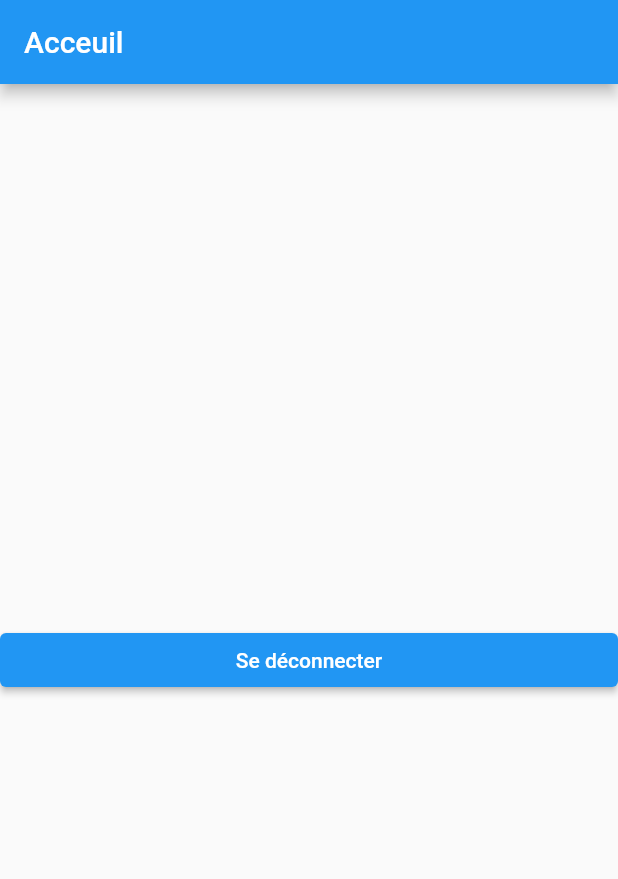
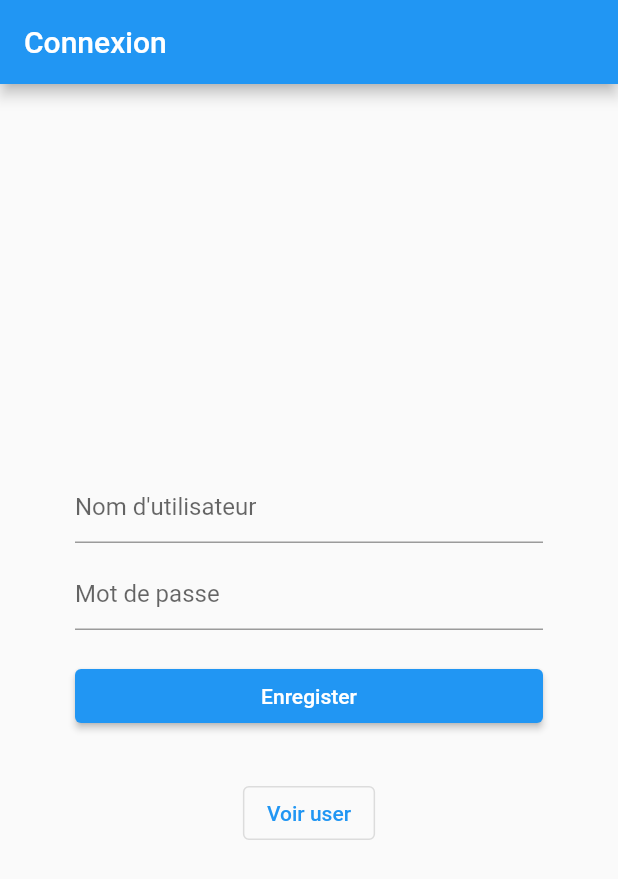
Before and after one commit to NemesisX1/FrenchBlogTutorials, a Flutter app: the screen it shows after launch, on a phone screen of 412 x 824 dp. Shown: the top 879 px of the screen. Run offline on Flutter 3.47's test engine with Material 2 defaults, Android fonts, the phone set to English and light mode, and no system bars; our stand-ins replace gap.

Commit message:
(update) debut and end in fin

```diff
--- a/hive_tutoriel/debut/lib/main.dart
+++ b/hive_tutoriel/debut/lib/main.dart
@@ -1,5 +1,6 @@
 import 'package:flutter/material.dart';
 import 'package:hive_tutoriel/pages/home_page.dart';
+import 'package:hive_tutoriel/pages/infos_page.dart';
 
 void main() {
   runApp(const App());
--- a/hive_tutoriel/debut/lib/pages/home_page.dart
+++ b/hive_tutoriel/debut/lib/pages/home_page.dart
@@ -1,35 +1,83 @@
 import 'package:flutter/material.dart';
+import 'package:gap/gap.dart';
+import 'package:hive_tutoriel/pages/infos_page.dart';
 
 class HomePage extends StatefulWidget {
-  const HomePage({
-    Key? key,
-  }) : super(key: key);
+  const HomePage({Key? key}) : super(key: key);
 
   @override
   State<HomePage> createState() => _HomePageState();
 }
 
 class _HomePageState extends State<HomePage> {
+  /// Une clée qui va nous permettre de gérer notre
+  /// formulaire
+  final _formKey = GlobalKey<FormState>();
+
+  /// Les controllers qui vont nous servir à recueillir
+  /// les entrées de l'utilisateur
+  final _usernameController = TextEditingController();
+  final _passwordController = TextEditingController();
+
   @override
   Widget build(BuildContext context) {
     return Scaffold(
       appBar: AppBar(
-        title: const Text("Acceuil"),
+        title: const Text("Connexion"),
       ),
-      body: Center(
+      body: Form(
+        key: _formKey,
+        child: Padding(
+          padding: const EdgeInsets.symmetric(horizontal: 50),
           child: Column(
             mainAxisAlignment: MainAxisAlignment.center,
-          children: <Widget>[
+            children: [
+              TextFormField(
+                controller: _usernameController,
+                decoration: const InputDecoration(
+                  hintText: "Nom d'utilisateur",
+                ),
+                // Pour éviter que les gens soient vides
+                validator: (value) {
+                  if (value!.isEmpty) return "Ce champs ne peut être vide";
+                  return null;
+                },
+              ),
+              const Gap(10),
+              TextFormField(
+                controller: _passwordController,
+                decoration: const InputDecoration(
+                  hintText: "Mot de passe",
+                ),
+                obscureText: true,
+                validator: (value) {
+                  if (value!.isEmpty) return "Ce champs ne peut être vide";
+                  return null;
+                },
+              ),
+              const Gap(20),
               ElevatedButton(
                 style: ElevatedButton.styleFrom(
-                fixedSize: Size.fromWidth(MediaQuery.of(context).size.width),
-              ),
+                    fixedSize:
+                        Size.fromWidth(MediaQuery.of(context).size.width)),
                 onPressed: () {},
                 child: const Text(
-                "Se déconnecter",
+                  "Enregister",
                 ),
-            )
+              ),
+              const Gap(30),
+              OutlinedButton(
+                onPressed: () {
+                  Navigator.of(context).push(
+                    MaterialPageRoute(
+                      builder: (_) => const InfosPage(),
+                    ),
+                  );
+                },
+                child: const Text("Voir user"),
+              ),
             ],
+          ),
         ),
       ),
     );
--- a/hive_tutoriel/fin/lib/main.dart
+++ b/hive_tutoriel/fin/lib/main.dart
@@ -1,6 +1,7 @@
 import 'package:flutter/material.dart';
 import 'package:hive_tutoriel/models/app_user.dart';
-import 'package:hive_tutoriel/pages/login_page.dart';
+import 'package:hive_tutoriel/pages/home_page.dart';
+import 'package:hive_tutoriel/pages/infos_page.dart';
 import 'package:hive_flutter/hive_flutter.dart';
 
 void main() async {
@@ -22,7 +23,7 @@ class App extends StatelessWidget {
       theme: ThemeData(
         primarySwatch: Colors.blue,
       ),
-      home: const LoginPage(),
+      home: const HomePage(),
     );
   }
 }
--- a/hive_tutoriel/fin/lib/pages/home_page.dart
+++ b/hive_tutoriel/fin/lib/pages/home_page.dart
@@ -1,35 +1,122 @@
+import 'dart:async';
+import 'dart:developer';
+
 import 'package:flutter/material.dart';
+import 'package:gap/gap.dart';
+import 'package:hive/hive.dart';
+import 'package:hive_tutoriel/models/app_user.dart';
+import 'package:hive_tutoriel/pages/infos_page.dart';
 
 class HomePage extends StatefulWidget {
-  const HomePage({
-    Key? key,
-  }) : super(key: key);
+  const HomePage({Key? key}) : super(key: key);
 
   @override
   State<HomePage> createState() => _HomePageState();
 }
 
 class _HomePageState extends State<HomePage> {
+  /// Une clée qui va nous permettre de gérer notre
+  /// formulaire
+  final _formKey = GlobalKey<FormState>();
+
+  /// Les controllers qui vont nous servir à recueillir
+  /// les entrées de l'utilisateur
+  final _usernameController = TextEditingController();
+  final _passwordController = TextEditingController();
+
+  bool _isBusy = false;
+
+  @override
+  void initState() {
+    // TODO: implement initState
+    super.initState();
+  }
+
   @override
   Widget build(BuildContext context) {
     return Scaffold(
       appBar: AppBar(
-        title: const Text("Acceuil"),
+        title: const Text("Connexion"),
       ),
-      body: Center(
-        child: Column(
-          mainAxisAlignment: MainAxisAlignment.center,
-          children: <Widget>[
-            ElevatedButton(
-              style: ElevatedButton.styleFrom(
-                fixedSize: Size.fromWidth(MediaQuery.of(context).size.width),
+      body: Form(
+        key: _formKey,
+        child: Padding(
+          padding: const EdgeInsets.symmetric(horizontal: 50),
+          child: Column(
+            mainAxisAlignment: MainAxisAlignment.center,
+            children: [
+              TextFormField(
+                controller: _usernameController,
+                decoration: const InputDecoration(
+                  hintText: "Nom d'utilisateur",
+                ),
+                // Pour éviter que les gens soient vides
+                validator: (value) {
+                  if (value!.isEmpty) return "Ce champs ne peut être vide";
+                  return null;
+                },
               ),
-              onPressed: () {},
-              child: const Text(
-                "Se déconnecter",
+              const Gap(10),
+              TextFormField(
+                controller: _passwordController,
+                decoration: const InputDecoration(
+                  hintText: "Mot de passe",
+                ),
+                obscureText: true,
+                validator: (value) {
+                  if (value!.isEmpty) return "Ce champs ne peut être vide";
+                  return null;
+                },
               ),
-            )
-          ],
+              const Gap(20),
+              _isBusy
+                  ? const CircularProgressIndicator()
+                  : ElevatedButton(
+                      onPressed: () async {
+                        if (_formKey.currentState!.validate()) {
+                          setState(() {
+                            _isBusy = true;
+                          });
+
+                          AppUser user = AppUser(
+                            username: _usernameController.text,
+                            password: _passwordController.text,
+                          );
+
+                          Box<AppUser> box = Hive.box('user');
+                          if (box.isNotEmpty) {
+                            await box.putAt(0, user);
+                          } else {
+                            await box.add(user);
+                          }
+
+                          Navigator.of(context).push(
+                            MaterialPageRoute(
+                              builder: (_) => const InfosPage(),
+                            ),
+                          );
+                          setState(() {
+                            _isBusy = false;
+                          });
+                        }
+                      },
+                      child: const Text(
+                        "Enregister",
+                      ),
+                    ),
+              const Gap(30),
+              OutlinedButton(
+                onPressed: () {
+                  Navigator.of(context).push(
+                    MaterialPageRoute(
+                      builder: (_) => const InfosPage(),
+                    ),
+                  );
+                },
+                child: const Text("Voir user"),
+              ),
+            ],
+          ),
         ),
       ),
     );
```
Also changed, not shown: hive_tutoriel/debut/lib/pages/infos_page.dart (added, +37 -0 lines), hive_tutoriel/debut/lib/pages/login_page.dart (deleted, +0 -73 lines), hive_tutoriel/fin/lib/pages/infos_page.dart (added, +81 -0 lines), hive_tutoriel/fin/lib/pages/login_page.dart (deleted, +0 -88 lines). Lines whose indentation alone changed are shown as unchanged.
